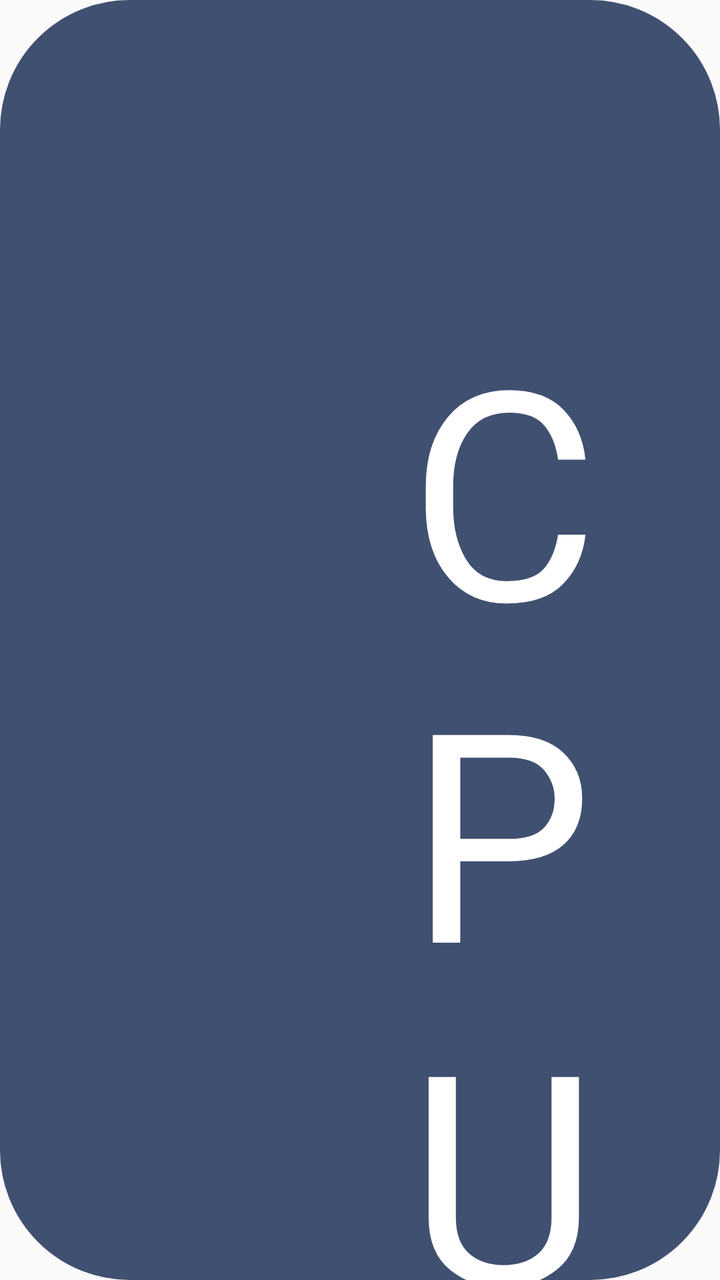
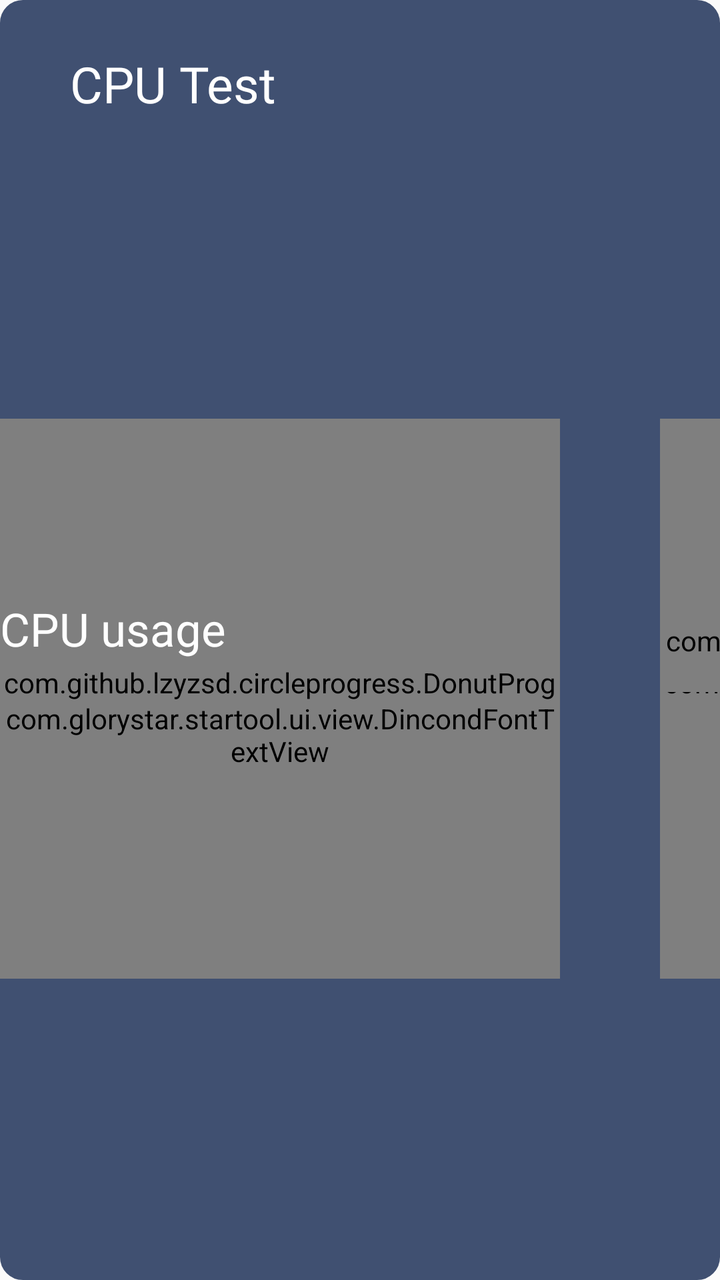

Compare the two renders of this Android layout. The source of the first and the diff that turns it into the second are given below.
<!-- AndroidManifest.xml: application theme NoTitle -->
<!-- res/layout/cpu_fragment.xml -->
<?xml version="1.0" encoding="utf-8"?>
<RelativeLayout xmlns:android="http://schemas.android.com/apk/res/android"
    xmlns:app="http://schemas.android.com/apk/res-auto"
    xmlns:tools="http://schemas.android.com/tools"
    android:layout_width="match_parent"
    android:layout_height="match_parent"

    >


    <LinearLayout
        android:layout_width="match_parent"
        android:layout_height="match_parent"
        android:background="@drawable/selector_mode_bg"
        android:orientation="vertical">

        <RelativeLayout
            android:id="@+id/mtrl_pickeselection"
            android:layout_width="match_parent"
            android:layout_height="wrap_content">

            <TextView
                android:id="@+id/ext_text"
                android:layout_width="wrap_content"
                android:layout_height="wrap_content"
                android:layout_marginLeft="35mm"
                android:layout_marginTop="25mm"
                android:fontFamily="@font/montserrat_semibold"
                android:text="@string/CPU"
                android:textColor="@color/white"
                android:textSize="25mm" />

            <TextView
                android:id="@+id/time_text"
                android:layout_width="wrap_content"
                android:layout_height="wrap_content"
                android:layout_alignParentRight="true"
                android:layout_marginTop="25mm"
                android:layout_marginRight="55mm"
                android:fontFamily="@font/montserrat_semibold"
                android:textColor="@color/colorMainButton"
                android:textSize="25mm" />

        </RelativeLayout>

        <RelativeLayout
            android:layout_width="match_parent"
            android:layout_height="match_parent">


            <LinearLayout

                android:layout_width="wrap_content"
                android:layout_height="wrap_content"
                android:layout_centerInParent="true"
                android:orientation="horizontal">

                <FrameLayout
                    android:layout_width="280mm"
                    android:layout_height="280mm"
                    android:layout_marginRight="50mm">

                    <com.github.lzyzsd.circleprogress.DonutProgress
                        android:id="@+id/pgr_percent"
                        android:layout_width="match_parent"
                        android:layout_height="match_parent"
                        app:donut_finished_color="@color/colorMainButton"
                        app:donut_finished_stroke_width="4mm"
                        app:donut_progress="30"
                        app:donut_show_text="false"
                        app:donut_unfinished_color="@color/colorAccentLight"
                        app:donut_unfinished_stroke_width="4mm" />

                    <RelativeLayout
                        android:layout_width="match_parent"
                        android:layout_height="match_parent">

                        <LinearLayout
                            android:layout_width="wrap_content"
                            android:layout_height="wrap_content"
                            android:layout_centerInParent="true"
                            android:orientation="vertical">

                            <TextView
                                android:layout_width="wrap_content"
                                android:layout_height="wrap_content"
                                android:layout_centerHorizontal="true"

                                android:text="@string/CPU_usage"
                                android:textColor="@color/white"
                                android:textSize="23mm" />


                            <LinearLayout
                                android:layout_gravity="center"
                                android:layout_width="wrap_content"
                                android:layout_height="wrap_content"
                                android:layout_marginTop="20mm"
                                android:orientation="horizontal">

                                <com.glorystar.startool.ui.view.DincondFontTextView
                                    android:id="@+id/tv_percent"
                                    android:layout_width="wrap_content"
                                    android:layout_height="wrap_content"
                                    android:layout_centerInParent="true"
                                    android:text="30"
                                    android:textColor="@color/white"
                                    android:textSize="37mm"
                                    android:textStyle="bold" />

                                <TextView

                                    android:layout_width="wrap_content"
                                    android:layout_height="wrap_content"
                                    android:layout_above="@id/tv_percent"
                                    android:layout_centerHorizontal="true"
                                    android:text="@string/cpu_test_cur_freq"
                                    android:textColor="@color/white"
                                    android:textSize="37mm" />

                                <TextView
                                    android:layout_width="wrap_content"
                                    android:layout_height="wrap_content"
                                    android:layout_alignBottom="@id/tv_percent"
                                    android:layout_toRightOf="@id/tv_percent"
                                    android:text="%"
                                    android:textColor="@color/white"
                                    android:textSize="25mm"
                                    android:textStyle="bold" />
                            </LinearLayout>

                        </LinearLayout>
                    </RelativeLayout>
                </FrameLayout>

                <FrameLayout
                    android:layout_width="280mm"
                    android:layout_height="280mm">

                    <com.github.lzyzsd.circleprogress.DonutProgress
                        android:id="@+id/pgr_freq"
                        android:layout_width="match_parent"
                        android:layout_height="match_parent"
                        app:donut_finished_color="@color/colorMainButton"
                        app:donut_finished_stroke_width="4mm"
                        app:donut_progress="30"
                        app:donut_show_text="false"
                        app:donut_unfinished_color="@color/colorAccentLight"
                        app:donut_unfinished_stroke_width="4mm" />

                    <RelativeLayout
                        android:layout_width="match_parent"
                        android:layout_height="match_parent">

                        <LinearLayout
                            android:layout_width="wrap_content"
                            android:layout_height="wrap_content"
                            android:layout_centerInParent="true"
                            android:gravity="center"
                            android:orientation="vertical">

                            <TextView
                                android:layout_width="wrap_content"
                                android:layout_height="wrap_content"
                                android:layout_centerHorizontal="true"
                                android:text="@string/Current_freq"
                                android:textColor="@color/white"
                                android:textSize="23mm" />

                            <LinearLayout
                                android:layout_width="wrap_content"
                                android:layout_height="wrap_content"
                                android:layout_marginTop="20mm"
                                android:orientation="horizontal">

                                <com.glorystar.startool.ui.view.DincondFontTextView
                                    android:id="@+id/tv_freq"
                                    android:layout_width="wrap_content"
                                    android:layout_height="wrap_content"
                                    android:layout_centerHorizontal="true"
                                    android:layout_centerVertical="true"
                                    android:text="800"
                                    android:textColor="@color/white"
                                    android:textSize="37mm"
                                    android:textStyle="bold" />

                                <TextView
                                    android:layout_width="wrap_content"
                                    android:layout_height="wrap_content"
                                    android:layout_below="@id/tv_freq"
                                    android:layout_centerHorizontal="true"
                                    android:text="MHz"
                                    android:textColor="@color/white"
                                    android:textSize="25mm" />

                            </LinearLayout>

                            <LinearLayout

                                android:layout_width="wrap_content"
                                android:layout_height="wrap_content"
                                android:layout_alignParentBottom="true"
                                android:layout_centerHorizontal="true"
                                android:layout_marginBottom="5mm"
                                android:orientation="horizontal">

                                <TextView
                                    android:id="@+id/tv_freq_max"
                                    android:layout_width="wrap_content"
                                    android:layout_height="wrap_content"
                                    android:text="1200"
                                    android:textColor="@color/colorFont"
                                    android:textSize="23mm" />

                                <TextView
                                    android:layout_width="wrap_content"
                                    android:layout_height="wrap_content"
                                    android:layout_marginStart="3mm"
                                    android:text="MHz"
                                    android:textColor="@color/colorFont"
                                    android:textSize="23mm" />

                            </LinearLayout>

                        </LinearLayout>


                        <TextView
                            android:layout_width="wrap_content"
                            android:layout_height="wrap_content"
                            android:layout_centerHorizontal="true"
                            android:text="@string/cpu_test_cur_freq"
                            android:textColor="@color/white"
                            android:textSize="35mm" />


                    </RelativeLayout>
                </FrameLayout>

            </LinearLayout>
        </RelativeLayout>
    </LinearLayout>

</RelativeLayout>
<!-- resources referenced by this layout -->
<resources>
  <color name="colorAccentLight">#9DACC8</color>
  <color name="colorFont">#9DACC8</color>
  <color name="colorMainButton">#0091FF</color>
  <color name="white">#FFFFFFFF</color>
  <!-- drawable selector_mode_bg (drawable) -->
  <?xml version="1.0" encoding="utf-8"?>
  <shape
      xmlns:android="http://schemas.android.com/apk/res/android">
      
      <solid
          android:color="@color/colorMainLight" />
      
      <stroke
      android:width="1dp"
      android:color="@color/colorMainLight" />
      
      <size android:height="4mm"/>
      
      <corners
          android:radius="11mm"/>
  
  </shape>
  <string name="CPU">CPU Test</string>
  <string name="CPU_usage">CPU usage</string>
  <string name="Current_freq">Current frequency</string>
  <string name="cpu_test_cur_freq" />
  <style name="NoTitle" parent="Theme.AppCompat.Light.NoActionBar">
          <item name="colorPrimary">@color/colorMain</item>
          <item name="colorPrimaryDark">@color/colorMain</item>
          <item name="colorAccent">@color/colorMain</item>
          <item name="android:windowFullscreen">true</item>
          <item name="windowActionBar">false</item>
          <item name="windowNoTitle">true</item>
          <item name="android:textAppearanceListItemSmall">@style/listPopupWindow</item>
      </style>
  <color name="colorMainLight">#405071</color>
  <color name="colorMain">#1D2D4B</color>
  <style name="listPopupWindow">
          <item name="android:textSize">25mm</item>
          <item name="android:fontFamily">@font/montserrat_regular</item>
          <item name="android:textColor">@color/black</item>
      </style>
  <color name="black">#FF000000</color>
</resources>

<!-- the commit's change to res/layout/cpu_fragment.xml (unified diff, before → after) -->
@@ -23,23 +23,23 @@
                 android:id="@+id/ext_text"
                 android:layout_width="wrap_content"
                 android:layout_height="wrap_content"
-                android:layout_marginLeft="35mm"
-                android:layout_marginTop="25mm"
+                android:layout_marginLeft="35dp"
+                android:layout_marginTop="25dp"
                 android:fontFamily="@font/montserrat_semibold"
                 android:text="@string/CPU"
                 android:textColor="@color/white"
-                android:textSize="25mm" />
+                android:textSize="25dp" />
 
             <TextView
                 android:id="@+id/time_text"
                 android:layout_width="wrap_content"
                 android:layout_height="wrap_content"
                 android:layout_alignParentRight="true"
-                android:layout_marginTop="25mm"
-                android:layout_marginRight="55mm"
+                android:layout_marginTop="25dp"
+                android:layout_marginRight="55dp"
                 android:fontFamily="@font/montserrat_semibold"
                 android:textColor="@color/colorMainButton"
-                android:textSize="25mm" />
+                android:textSize="25dp" />
 
         </RelativeLayout>
 
@@ -56,20 +56,20 @@
                 android:orientation="horizontal">
 
                 <FrameLayout
-                    android:layout_width="280mm"
-                    android:layout_height="280mm"
-                    android:layout_marginRight="50mm">
+                    android:layout_width="280dp"
+                    android:layout_height="280dp"
+                    android:layout_marginRight="50dp">
 
                     <com.github.lzyzsd.circleprogress.DonutProgress
                         android:id="@+id/pgr_percent"
                         android:layout_width="match_parent"
                         android:layout_height="match_parent"
                         app:donut_finished_color="@color/colorMainButton"
-                        app:donut_finished_stroke_width="4mm"
+                        app:donut_finished_stroke_width="4dp"
                         app:donut_progress="30"
                         app:donut_show_text="false"
                         app:donut_unfinished_color="@color/colorAccentLight"
-                        app:donut_unfinished_stroke_width="4mm" />
+                        app:donut_unfinished_stroke_width="4dp" />
 
                     <RelativeLayout
                         android:layout_width="match_parent"
@@ -88,14 +88,14 @@
 
                                 android:text="@string/CPU_usage"
                                 android:textColor="@color/white"
-                                android:textSize="23mm" />
+                                android:textSize="23dp" />
 
 
                             <LinearLayout
                                 android:layout_gravity="center"
                                 android:layout_width="wrap_content"
                                 android:layout_height="wrap_content"
-                                android:layout_marginTop="20mm"
+                                android:layout_marginTop="20dp"
                                 android:orientation="horizontal">
 
                                 <com.glorystar.startool.ui.view.DincondFontTextView
@@ -105,7 +105,7 @@
                                     android:layout_centerInParent="true"
                                     android:text="30"
                                     android:textColor="@color/white"
-                                    android:textSize="37mm"
+                                    android:textSize="37dp"
                                     android:textStyle="bold" />
 
                                 <TextView
@@ -116,7 +116,7 @@
                                     android:layout_centerHorizontal="true"
                                     android:text="@string/cpu_test_cur_freq"
                                     android:textColor="@color/white"
-                                    android:textSize="37mm" />
+                                    android:textSize="37dp" />
 
                                 <TextView
                                     android:layout_width="wrap_content"
@@ -125,7 +125,7 @@
                                     android:layout_toRightOf="@id/tv_percent"
                                     android:text="%"
                                     android:textColor="@color/white"
-                                    android:textSize="25mm"
+                                    android:textSize="25dp"
                                     android:textStyle="bold" />
                             </LinearLayout>
 
@@ -134,19 +134,19 @@
                 </FrameLayout>
 
                 <FrameLayout
-                    android:layout_width="280mm"
-                    android:layout_height="280mm">
+                    android:layout_width="280dp"
+                    android:layout_height="280dp">
 
                     <com.github.lzyzsd.circleprogress.DonutProgress
                         android:id="@+id/pgr_freq"
                         android:layout_width="match_parent"
                         android:layout_height="match_parent"
                         app:donut_finished_color="@color/colorMainButton"
-                        app:donut_finished_stroke_width="4mm"
+                        app:donut_finished_stroke_width="4dp"
                         app:donut_progress="30"
                         app:donut_show_text="false"
                         app:donut_unfinished_color="@color/colorAccentLight"
-                        app:donut_unfinished_stroke_width="4mm" />
+                        app:donut_unfinished_stroke_width="4dp" />
 
                     <RelativeLayout
                         android:layout_width="match_parent"
@@ -165,12 +165,12 @@
                                 android:layout_centerHorizontal="true"
                                 android:text="@string/Current_freq"
                                 android:textColor="@color/white"
-                                android:textSize="23mm" />
+                                android:textSize="23dp" />
 
                             <LinearLayout
                                 android:layout_width="wrap_content"
                                 android:layout_height="wrap_content"
-                                android:layout_marginTop="20mm"
+                                android:layout_marginTop="20dp"
                                 android:orientation="horizontal">
 
                                 <com.glorystar.startool.ui.view.DincondFontTextView
@@ -181,7 +181,7 @@
                                     android:layout_centerVertical="true"
                                     android:text="800"
                                     android:textColor="@color/white"
-                                    android:textSize="37mm"
+                                    android:textSize="37dp"
                                     android:textStyle="bold" />
 
                                 <TextView
@@ -191,7 +191,7 @@
                                     android:layout_centerHorizontal="true"
                                     android:text="MHz"
                                     android:textColor="@color/white"
-                                    android:textSize="25mm" />
+                                    android:textSize="25dp" />
 
                             </LinearLayout>
 
@@ -201,7 +201,7 @@
                                 android:layout_height="wrap_content"
                                 android:layout_alignParentBottom="true"
                                 android:layout_centerHorizontal="true"
-                                android:layout_marginBottom="5mm"
+                                android:layout_marginBottom="5dp"
                                 android:orientation="horizontal">
 
                                 <TextView
@@ -210,15 +210,15 @@
                                     android:layout_height="wrap_content"
                                     android:text="1200"
                                     android:textColor="@color/colorFont"
-                                    android:textSize="23mm" />
-
-                                <TextView
-                                    android:layout_width="wrap_content"
-                                    android:layout_height="wrap_content"
-                                    android:layout_marginStart="3mm"
+                                    android:textSize="23dp" />
+
+                                <TextView
+                                    android:layout_width="wrap_content"
+                                    android:layout_height="wrap_content"
+                                    android:layout_marginStart="3dp"
                                     android:text="MHz"
                                     android:textColor="@color/colorFont"
-                                    android:textSize="23mm" />
+                                    android:textSize="23dp" />
 
                             </LinearLayout>
 
@@ -231,7 +231,7 @@
                             android:layout_centerHorizontal="true"
                             android:text="@string/cpu_test_cur_freq"
                             android:textColor="@color/white"
-                            android:textSize="35mm" />
+                            android:textSize="35dp" />
 
 
                     </RelativeLayout>
<!-- resource entries referenced after the edit -->
@@ -16,10 +16,10 @@
       android:width="1dp"
       android:color="@color/colorMainLight" />
       
-      <size android:height="4mm"/>
+      <size android:height="4dp"/>
       
       <corners
-          android:radius="11mm"/>
+          android:radius="11dp"/>
   
   </shape>
   <string name="CPU">CPU Test</string>
